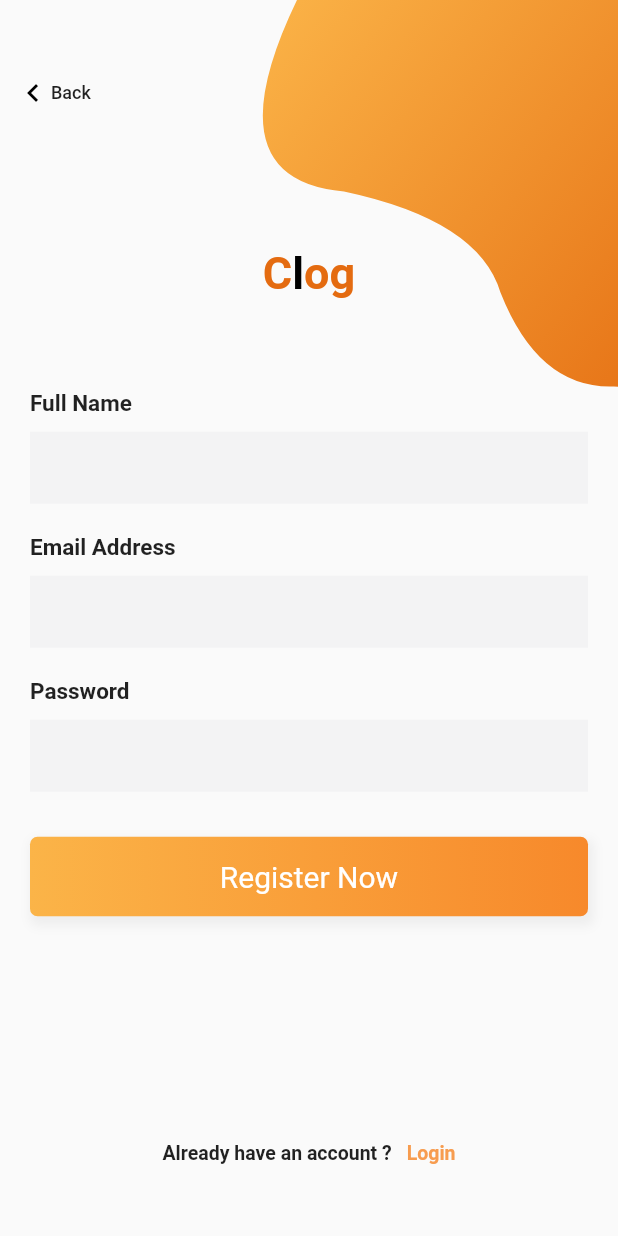
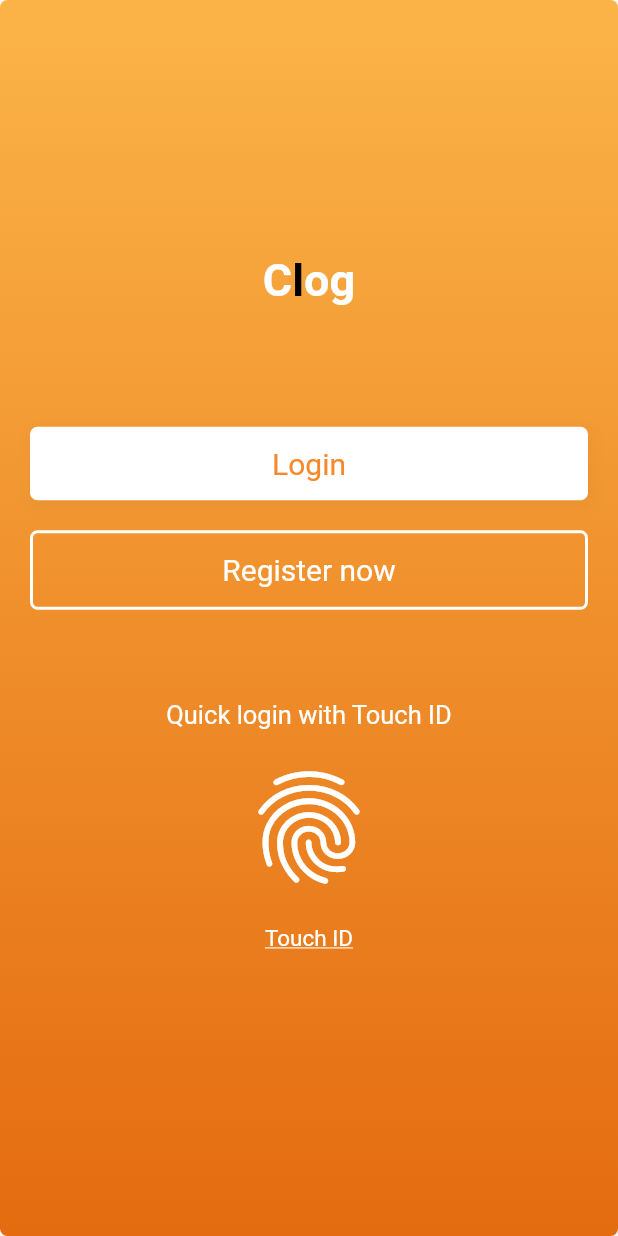
Before and after one commit to Crownedprinz/blog_app, a Flutter app: the screen it shows after launch, on a phone screen of 412 x 824 dp. Run offline on Flutter 3.47's test engine with Material 2 defaults, Android fonts, the phone set to English and light mode, and no system bars; our stand-ins replace floating_bottom_navigation_bar, flutter_icons, google_fonts.

Commit message:
added a welcome screen

```diff
--- a/lib/main.dart
+++ b/lib/main.dart
@@ -1,8 +1,8 @@
 import 'package:blog_app/screens/LoginPage.dart';
 import 'package:blog_app/screens/SignUp.dart';
+import 'package:blog_app/screens/WelcomePage.dart';
 import 'package:flutter/material.dart';
 import 'screens/FrontPage.dart';
-import 'screens/MyHomePage.dart';
 
 void main() {
   runApp(MyApp());
@@ -14,7 +14,7 @@ class MyApp extends StatelessWidget {
   Widget build(BuildContext context) {
     return MaterialApp(
       debugShowCheckedModeBanner: false,
-      home: SignUp(title: 'Code Clan Blog'),
+      home: WelcomePage(title: 'Code Clan Blog'),
     );
   }
 }
--- a/lib/screens/MyHomePage.dart
+++ /dev/null
@@ -1,72 +0,0 @@
-
-
-import 'package:blog_app/screens/TermsandCondition.dart';
-import 'package:flutter/cupertino.dart';
-import 'package:flutter/material.dart';
-
-class MyHomePage extends StatefulWidget {
-  MyHomePage({Key key, this.title}) : super(key: key);
-
-  // This widget is the home page of your application. It is stateful, meaning
-  // that it has a State object (defined below) that contains fields that affect
-  // how it looks.
-
-  // This class is the configuration for the state. It holds the values (in this
-  // case the title) provided by the parent (in this case the App widget) and
-  // used by the build method of the State. Fields in a Widget subclass are
-  // always marked "final".
-
-  final String title;
-
-  @override
-  _MyHomePageState createState() => _MyHomePageState();
-}
-
-class _MyHomePageState extends State<MyHomePage> {
-  int _counter = 0;
-
-  void _incrementCounter() {
-    setState(() {
-      // This call to setState tells the Flutter framework that something has
-      // changed in this State, which causes it to rerun the build method below
-      // so that the display can reflect the updated values. If we changed
-      // _counter without calling setState(), then the build method would not be
-      // called again, and so nothing would appear to happen.
-      _counter++;
-    });
-  }
-  // void goToTermsAndConditions() async{
-  //   var result = await  Navigator.push(context, MaterialPageRoute(builder: (context)=>TermsandCondition(title: '$_counter',)));
-  //   print(result['didAccept']);
-  // }
-  @override
-  Widget build(BuildContext context) {
-    return Scaffold(
-      appBar: AppBar(
-        title: Text(widget.title),
-      ),
-      body: Center(
-        child: Column(
-          mainAxisAlignment: MainAxisAlignment.center,
-          children: <Widget>[
-            Text(
-              'You have pushed the button this many times:',
-            ),
-            Text(
-              '$_counter',
-              style: Theme.of(context).textTheme.headline4,
-            ),
-            MaterialButton(child: Text('Go to next Screen'),onPressed: (){
-              // goToTermsAndConditions();
-            })
-          ],
-        ),
-      ),
-      floatingActionButton: FloatingActionButton(
-        onPressed: _incrementCounter,
-        tooltip: 'Increment',
-        child: Icon(Icons.add),
-      ), // This trailing comma makes auto-formatting nicer for build methods.
-    );
-  }
-}
--- /dev/null
+++ b/lib/screens/WelcomePage.dart
@@ -0,0 +1,162 @@
+import 'package:flutter/material.dart';
+import 'package:google_fonts/google_fonts.dart';
+
+import 'LoginPage.dart';
+import 'SignUp.dart';
+
+class WelcomePage extends StatefulWidget {
+  WelcomePage({Key key, this.title}) : super(key: key);
+
+  final String title;
+
+  @override
+  _WelcomePageState createState() => _WelcomePageState();
+}
+
+class _WelcomePageState extends State<WelcomePage> {
+  Widget _submitButton() {
+    return InkWell(
+      onTap: () {
+        Navigator.push(
+            context, MaterialPageRoute(builder: (context) => LoginPage()));
+      },
+      child: Container(
+        width: MediaQuery.of(context).size.width,
+        padding: EdgeInsets.symmetric(vertical: 13),
+        alignment: Alignment.center,
+        decoration: BoxDecoration(
+            borderRadius: BorderRadius.all(Radius.circular(5)),
+            boxShadow: <BoxShadow>[
+              BoxShadow(
+                  color: Color(0xffdf8e33).withAlpha(100),
+                  offset: Offset(2, 4),
+                  blurRadius: 8,
+                  spreadRadius: 2)
+            ],
+            color: Colors.white),
+        child: Text(
+          'Login',
+          style: TextStyle(fontSize: 20, color: Color(0xfff7892b)),
+        ),
+      ),
+    );
+  }
+
+  Widget _signUpButton() {
+    return InkWell(
+      onTap: () {
+        Navigator.push(
+            context, MaterialPageRoute(builder: (context) => SignUp()));
+      },
+      child: Container(
+        width: MediaQuery.of(context).size.width,
+        padding: EdgeInsets.symmetric(vertical: 13),
+        alignment: Alignment.center,
+        decoration: BoxDecoration(
+          borderRadius: BorderRadius.all(Radius.circular(5)),
+          border: Border.all(color: Colors.white, width: 2),
+        ),
+        child: Text(
+          'Register now',
+          style: TextStyle(fontSize: 20, color: Colors.white),
+        ),
+      ),
+    );
+  }
+
+  Widget _label() {
+    return Container(
+        margin: EdgeInsets.only(top: 40, bottom: 20),
+        child: Column(
+          children: <Widget>[
+            Text(
+              'Quick login with Touch ID',
+              style: TextStyle(color: Colors.white, fontSize: 17),
+            ),
+            SizedBox(
+              height: 20,
+            ),
+            Icon(Icons.fingerprint, size: 90, color: Colors.white),
+            SizedBox(
+              height: 20,
+            ),
+            Text(
+              'Touch ID',
+              style: TextStyle(
+                color: Colors.white,
+                fontSize: 15,
+                decoration: TextDecoration.underline,
+              ),
+            ),
+          ],
+        ));
+  }
+
+  Widget _title() {
+    return RichText(
+      textAlign: TextAlign.center,
+      text: TextSpan(
+          text: 'C',
+          style: GoogleFonts.portLligatSans(
+            textStyle: Theme.of(context).textTheme.display1,
+            fontSize: 30,
+            fontWeight: FontWeight.w700,
+            color: Colors.white,
+          ),
+          children: [
+            TextSpan(
+              text: 'l',
+              style: TextStyle(color: Colors.black, fontSize: 30),
+            ),
+            TextSpan(
+              text: 'og',
+              style: TextStyle(color: Colors.white, fontSize: 30),
+            ),
+          ]),
+    );
+  }
+
+  @override
+  Widget build(BuildContext context) {
+    return Scaffold(
+      body:SingleChildScrollView(
+        child:Container(
+          padding: EdgeInsets.symmetric(horizontal: 20),
+          height: MediaQuery.of(context).size.height,
+          decoration: BoxDecoration(
+              borderRadius: BorderRadius.all(Radius.circular(5)),
+              boxShadow: <BoxShadow>[
+                BoxShadow(
+                    color: Colors.grey.shade200,
+                    offset: Offset(2, 4),
+                    blurRadius: 5,
+                    spreadRadius: 2)
+              ],
+              gradient: LinearGradient(
+                  begin: Alignment.topCenter,
+                  end: Alignment.bottomCenter,
+                  colors: [Color(0xfffbb448), Color(0xffe46b10)])),
+          child: Column(
+            crossAxisAlignment: CrossAxisAlignment.center,
+            mainAxisAlignment: MainAxisAlignment.center,
+            children: <Widget>[
+              _title(),
+              SizedBox(
+                height: 80,
+              ),
+              _submitButton(),
+              SizedBox(
+                height: 20,
+              ),
+              _signUpButton(),
+              SizedBox(
+                height: 20,
+              ),
+              _label()
+            ],
+          ),
+        ),
+      ),
+    );
+  }
+}
```
